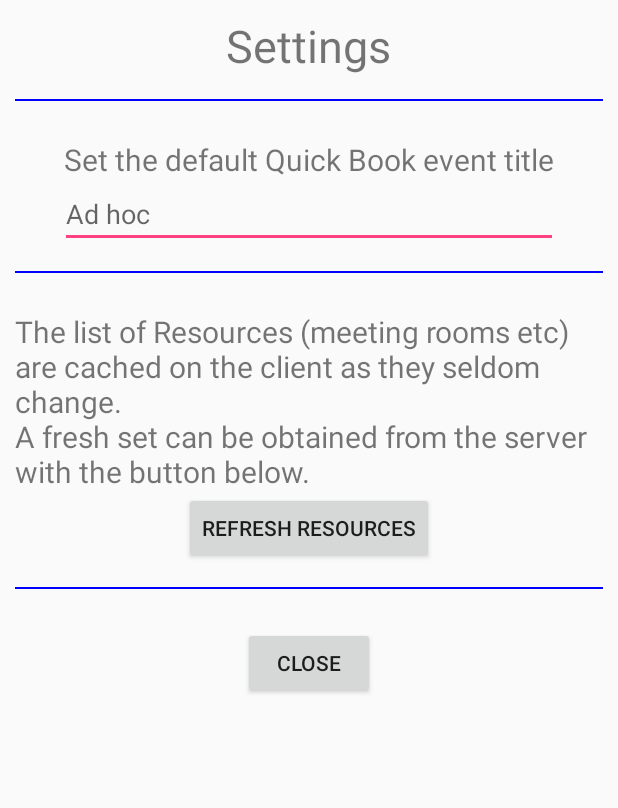
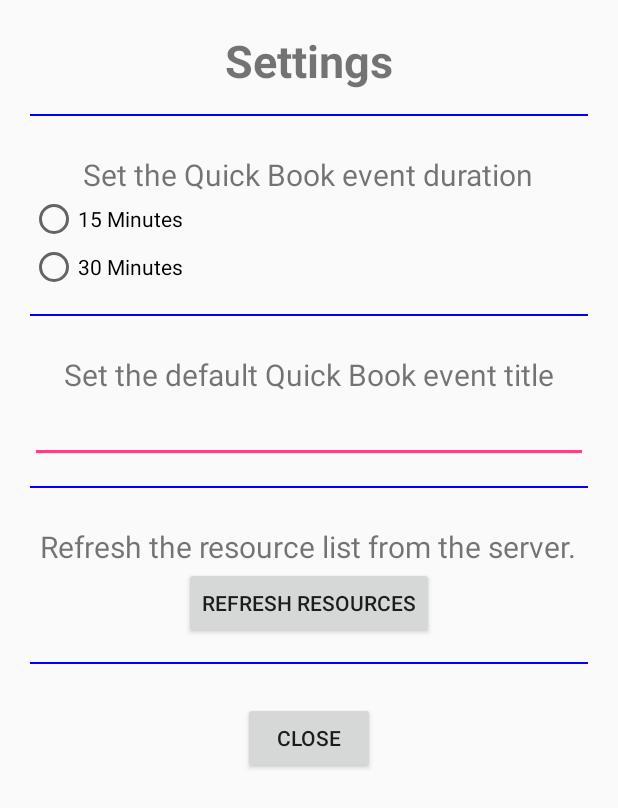
Before and after one commit to Dogmeat88/check-book, an Android app: the layout settings_dialogue_fragment.xml on its own in the app's theme, with its tools: preview values and no code run, on a phone screen of 412 x 824 dp. Shown: the top 808 px of the screen. Run offline under Robolectric (Android 15) with nearby library versions, the phone set to English and light mode, and no system bars.

Commit message:
Completed quick book event duration setting. Added about page

```diff
--- a/app/src/main/java/nz/net/pseudo/checkbook/EventsListIface.java
+++ b/app/src/main/java/nz/net/pseudo/checkbook/EventsListIface.java
@@ -7,6 +7,7 @@ import com.google.api.services.calendar.model.Events;
  * Interface between main activity and asynctask
  */
 public interface EventsListIface {
+    void eventsAsyncTask();
     void onEventsListSuccess(Events events);
     void onFail(String title, String content);
 }
--- a/app/src/main/res/layout/settings_dialogue_fragment.xml
+++ b/app/src/main/res/layout/settings_dialogue_fragment.xml
@@ -10,7 +10,7 @@
             android:layout_height="match_parent"
             android:orientation="vertical"
             android:gravity="center_horizontal"
-            android:padding="10dp">
+            android:padding="20dp">
 
             <TextView
                 style="@style/text_heading"
@@ -22,13 +22,38 @@
 
             <TextView
                 style="@style/text_content"
+                android:text="@string/settings_event_duration_txt"
+                android:layout_marginTop="10dp"
+                />
+
+            <RadioGroup
+                android:id="@+id/settings_event_duration_container"
+                android:layout_width="fill_parent"
+                android:layout_height="wrap_content"
+                android:orientation="vertical">
+                <RadioButton
+                    android:id="@+id/settings_event_duration_15min"
+                    style="@style/button"
+                    android:text="@string/settings_event_duration_15min"
+                    />
+                <RadioButton
+                    android:id="@+id/settings_event_duration_30min"
+                    style="@style/button"
+                    android:text="@string/settings_event_duration_30min"
+                    />
+            </RadioGroup>
+
+            <View style="@style/horizontal_line" />
+
+            <TextView
+                style="@style/text_content"
                 android:text="@string/settings_event_book_title_txt"
                 android:layout_marginTop="10dp"
                 />
             <EditText
                 android:id="@+id/edit_event_title"
                 style="@style/edit_event_title"
-                android:hint="@string/event_book_confirm_edittext_hint"/>
+                />
 
             <View style="@style/horizontal_line" />
 
@@ -47,9 +72,8 @@
             <View style="@style/horizontal_line" />
 
             <Button
+                style="@style/button"
                 android:id="@+id/settings_done_button"
-                android:layout_width="wrap_content"
-                android:layout_height="wrap_content"
                 android:text="@string/close_btn"
                 android:layout_marginTop="10dp"/>
 
--- a/app/src/main/res/menu/settings.xml
+++ b/app/src/main/res/menu/options.xml
@@ -3,4 +3,6 @@
     xmlns:app="http://schemas.android.com/apk/res-auto">
     <item android:id="@+id/action_settings" android:orderInCategory="100"
         android:title="@string/action_settings" app:showAsAction="never" />
+    <item android:id="@+id/action_about" android:orderInCategory="100"
+        android:title="@string/action_about" app:showAsAction="never" />
 </menu>
--- a/app/src/main/res/values/configuration.xml
+++ b/app/src/main/res/values/configuration.xml
@@ -1,6 +1,9 @@
 <?xml version="1.0" encoding="utf-8"?>
 <resources>
     <string name="resource_filter_id">resourceFilterId</string>
+    <!--<string name="global_shared_preferences_id">globalSharedPreferences</string>-->
 
-    <string name="global_shared_preferences_id">globalSharedPreferences</string>
+    <integer name="settings_event_duration_15min">900000</integer>
+    <integer name="settings_event_duration_30min">1800000</integer>
+
 </resources>
--- a/app/src/main/res/values/strings.xml
+++ b/app/src/main/res/values/strings.xml
@@ -5,6 +5,7 @@
     <string name="navigation_drawer_close">Close navigation drawer</string>
 
     <string name="action_settings">Settings</string>
+    <string name="action_about">About</string>
 
     <string name="progress_dialogue_title">Loading...</string>
 
@@ -41,9 +42,15 @@
     <string name="book_event_title">Quick Book</string>
 
     <string name="settings_title">Settings</string>
-    <string name="settings_refresh_resources_txt">The list of Resources (meeting rooms etc) are cached on the client as they seldom change. \nA fresh set can be obtained from the server with the button below.</string>
+    <string name="settings_refresh_resources_txt">Refresh the resource list from the server.</string>
     <string name="settings_refresh_resources_btn">Refresh Resources</string>
     <string name="settings_event_book_title_txt">Set the default Quick Book event title</string>
+    <string name="settings_event_duration_txt">Set the Quick Book event duration</string>
+    <string name="settings_event_duration_15min">15 Minutes</string>
+    <string name="settings_event_duration_30min">30 Minutes</string>
+
+    <string name="about_title">About</string>
+    <string name="about_content">About content \nhttps://github.com/Dogmeat88/check-book </string>
 
     <string name="okay_btn">Okay</string>
     <string name="close_btn">Close</string>
--- a/app/src/main/res/values/styles.xml
+++ b/app/src/main/res/values/styles.xml
@@ -17,11 +17,10 @@
     <style name="edit">
         <item name="android:layout_width">match_parent</item>
         <item name="android:layout_height">wrap_content</item>
-        <item name="android:layout_marginLeft">30dp</item>
-        <item name="android:layout_marginRight">30dp</item>
     </style>
     <style name="edit_event_title" parent="edit">
         <item name="android:maxLength">15</item>
+        <item name="android:singleLine">true</item>
     </style>
 
     <style name="text">
@@ -30,9 +29,11 @@
     </style>
     <style name="text_heading" parent="text">
         <item name="android:textSize">30sp</item>
+        <item name="android:textStyle">bold</item>
     </style>
     <style name="text_content" parent="text">
         <item name="android:textSize">20sp</item>
+        <item name="android:autoLink">web</item>
     </style>
 
     <style name="horizontal_line">
@@ -42,4 +43,9 @@
         <item name="android:layout_marginTop">15dp</item>
         <item name="android:layout_marginBottom">15dp</item>
     </style>
+
+    <style name="button">
+        <item name="android:layout_width">wrap_content</item>
+        <item name="android:layout_height">wrap_content</item>
+    </style>>
 </resources>
```
Also changed, not shown: app/src/main/java/nz/net/pseudo/checkbook/AboutDialogueFragment.java (added, +39 -0 lines), app/src/main/java/nz/net/pseudo/checkbook/EventsParser.java (+6 -4 lines), app/src/main/java/nz/net/pseudo/checkbook/MainActivity.java (+22 -14 lines), app/src/main/java/nz/net/pseudo/checkbook/SettingsDialogueFragment.java (+33 -17 lines), app/src/main/res/layout/about_dialogue_fragment.xml (added, +38 -0 lines).
